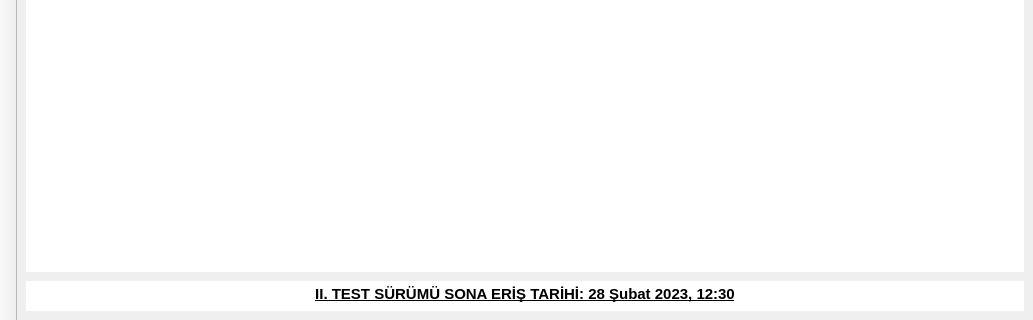
Before: the Qt Designer form Forms/mainwindow.ui in yoseidonn/Kelebek-App, drawn with Qt 5; both pictures show x 0 to 1033 and y 281 to 601 of the 1033 by 601 pixel window.
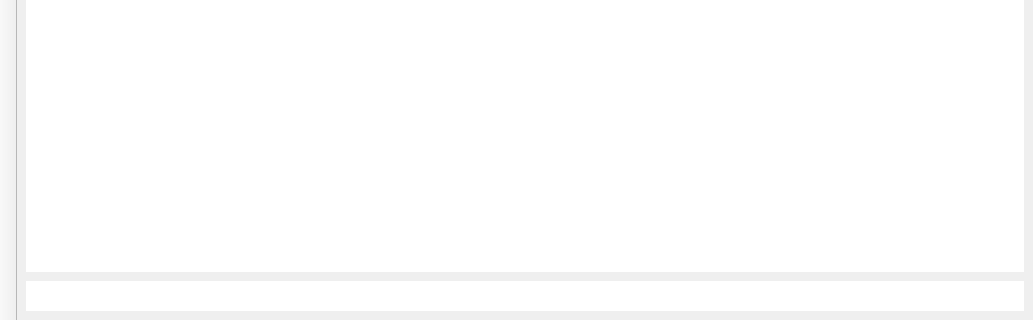
After: the same form once the commit is applied. Icons and pictures are not drawn.

What changed in the file:
```diff
--- a/Forms/mainwindow.ui
+++ b/Forms/mainwindow.ui
@@ -91,7 +91,7 @@
 &lt;html&gt;&lt;head&gt;&lt;meta name=&quot;qrichtext&quot; content=&quot;1&quot; /&gt;&lt;style type=&quot;text/css&quot;&gt;
 p, li { white-space: pre-wrap; }
 &lt;/style&gt;&lt;/head&gt;&lt;body style=&quot; font-family:'Ubuntu'; font-size:11pt; font-weight:400; font-style:normal;&quot;&gt;
-&lt;p align=&quot;center&quot; style=&quot; margin-top:0px; margin-bottom:0px; margin-left:0px; margin-right:0px; -qt-block-indent:0; text-indent:0px;&quot;&gt;&lt;span style=&quot; font-weight:600; text-decoration: underline; color:#000000; vertical-align:bottom;&quot;&gt;II. TEST SÜRÜMÜ SONA ERİŞ TARİHİ: 28 Şubat 2023, 12:30&lt;/span&gt;&lt;/p&gt;&lt;/body&gt;&lt;/html&gt;</string>
+&lt;p align=&quot;center&quot; style=&quot;-qt-paragraph-type:empty; margin-top:0px; margin-bottom:0px; margin-left:0px; margin-right:0px; -qt-block-indent:0; text-indent:0px;&quot;&gt;&lt;br /&gt;&lt;/p&gt;&lt;/body&gt;&lt;/html&gt;</string>
            </property>
           </widget>
          </item>
```
Left out of the diff: 4 changed lines with no effect on the pictures.
